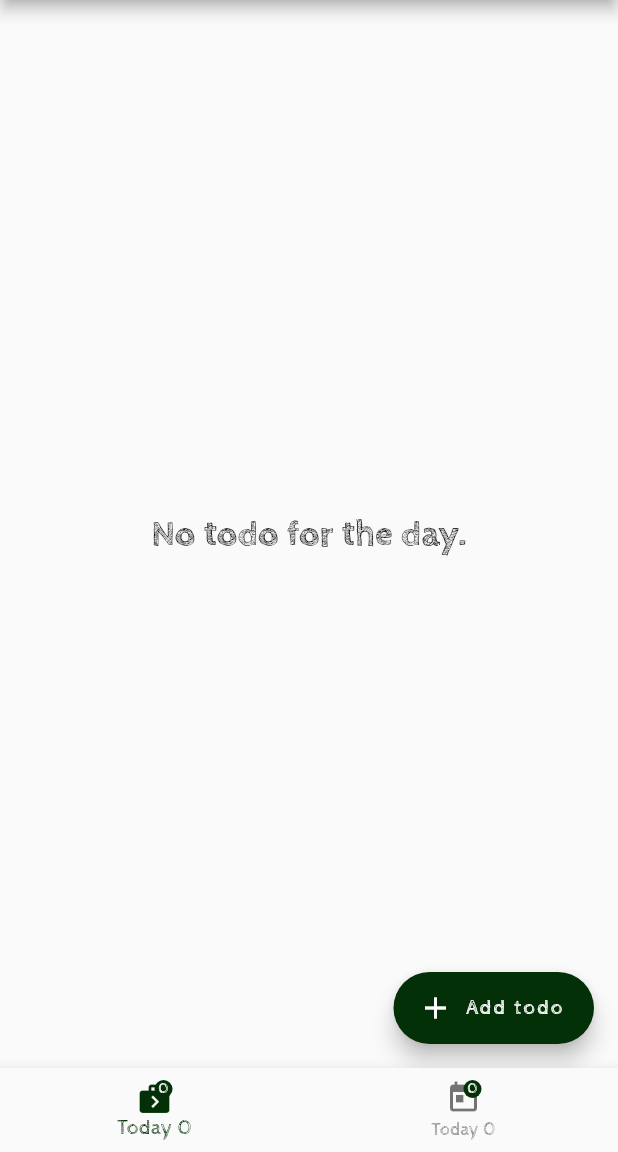
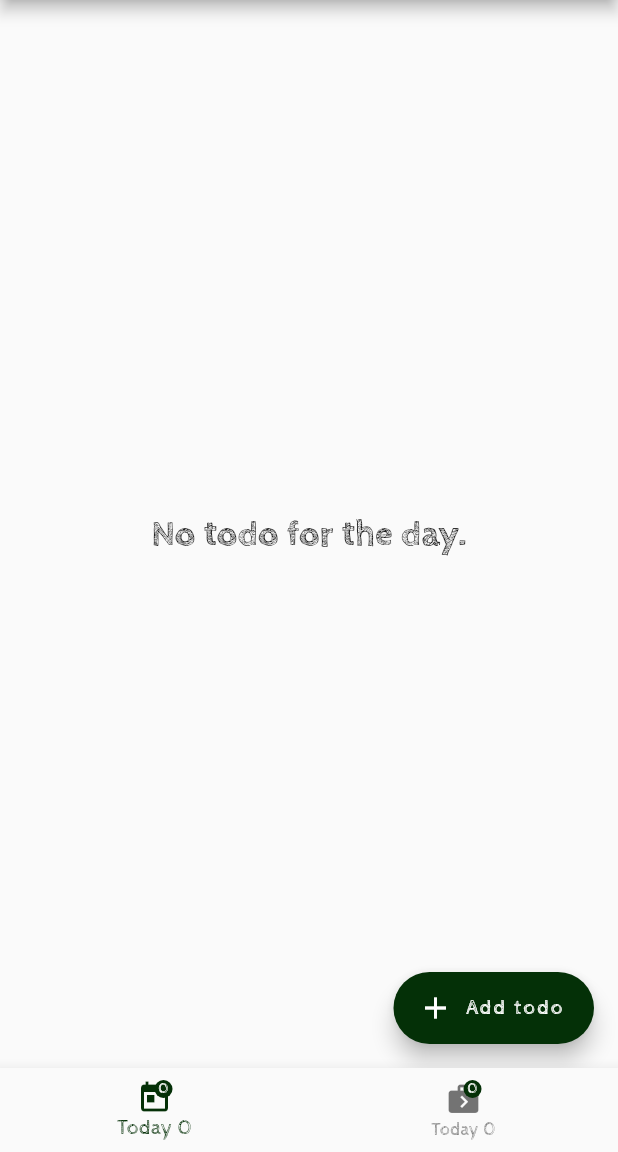
Before and after one commit to thew0205/aot_scout, a Flutter app: the TodoPageWidget screen opened directly, on a phone screen of 412 x 824 dp, the part 84-1236 px from its top. Run offline on Flutter 3.47's test engine with Material 2 defaults, Android fonts, the phone set to English and light mode, and no system bars; our stand-ins replace connectivity_plus, shared_preferences, sqflite; accounts and stored records are empty.

Commit message:
another commit

```diff
--- a/lib/pages/todo_page.dart
+++ b/lib/pages/todo_page.dart
@@ -58,7 +58,7 @@ class _TodoPageWidgetState extends State<TodoPageWidget> {
                       icon: Stack(
                         alignment: Alignment.center,
                         children: [
-                          Icon(Icons.next_week),
+                          const Icon(Icons.today),
                           Positioned(
                             right: 0,
                             top: 0,
@@ -94,7 +94,7 @@ class _TodoPageWidgetState extends State<TodoPageWidget> {
                       icon: Stack(
                         alignment: Alignment.center,
                         children: [
-                          Icon(Icons.today),
+                          const Icon(Icons.next_week),
                           Positioned(
                             right: 0,
                             top: 0,
```
